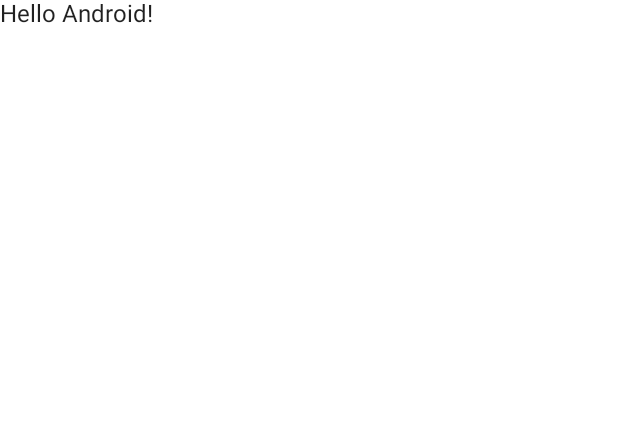
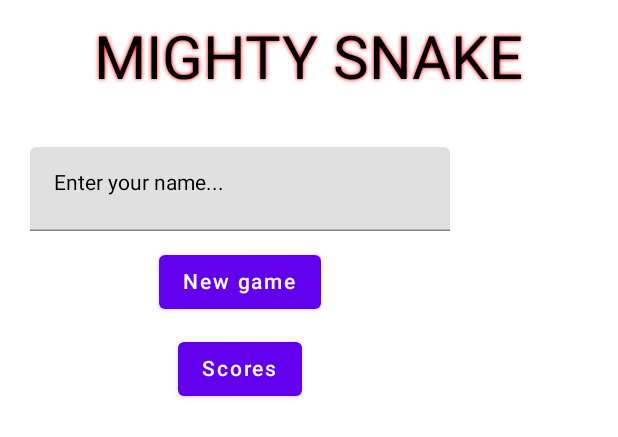
Before and after one commit to TonciDumanic/SnakeGameApp, an Android app built with Jetpack Compose: the @Preview function DefaultPreview, on a phone screen of 412 x 824 dp. Shown: the top 437 px of the screen. Run offline under Robolectric (Android 15) with nearby library versions, the phone set to English and light mode, and no system bars.

Commit message:
Added basic Main page layout

```diff
--- a/app/src/main/java/hr/dumanic/tonci/snakegameapp/MainActivity.kt
+++ b/app/src/main/java/hr/dumanic/tonci/snakegameapp/MainActivity.kt
@@ -3,13 +3,17 @@ package hr.dumanic.tonci.snakegameapp
 import android.os.Bundle
 import androidx.activity.ComponentActivity
 import androidx.activity.compose.setContent
-import androidx.compose.foundation.layout.fillMaxSize
-import androidx.compose.material.MaterialTheme
-import androidx.compose.material.Surface
-import androidx.compose.material.Text
+import androidx.compose.foundation.layout.*
+import androidx.compose.material.*
 import androidx.compose.runtime.Composable
+import androidx.compose.ui.Alignment.Companion.CenterHorizontally
 import androidx.compose.ui.Modifier
+import androidx.compose.ui.graphics.Color
+import androidx.compose.ui.graphics.Shadow
+import androidx.compose.ui.text.TextStyle
 import androidx.compose.ui.tooling.preview.Preview
+import androidx.compose.ui.unit.dp
+import androidx.compose.ui.unit.sp
 import hr.dumanic.tonci.snakegameapp.ui.theme.SnakeGameAppTheme
 
 class MainActivity : ComponentActivity() {
@@ -17,27 +21,59 @@ class MainActivity : ComponentActivity() {
         super.onCreate(savedInstanceState)
         setContent {
             SnakeGameAppTheme {
-                // A surface container using the 'background' color from the theme
-                Surface(
-                    modifier = Modifier.fillMaxSize(),
-                    color = MaterialTheme.colors.background
-                ) {
-                    Greeting("Android")
-                }
             }
         }
     }
 }
 
 @Composable
-fun Greeting(name: String) {
-    Text(text = "Hello $name!")
+fun MainScreen() {
+
+    // A surface container using the 'background' color from the theme
+    Surface(
+        modifier = Modifier.fillMaxSize(),
+        color = MaterialTheme.colors.background
+    ) {
+        Column( modifier = Modifier.padding(top = 10.dp,
+                                            bottom = 10.dp,
+                                            end = 10.dp,
+                                            start = 10.dp),
+            verticalArrangement = Arrangement.Top) {
+
+
+            Text(
+                text = "MIGHTY SNAKE",
+                modifier = Modifier
+                    .padding(5.dp)
+                    .align(CenterHorizontally),
+                style = TextStyle(
+                    fontSize = 40.sp,
+                    shadow = Shadow(
+                        color = Color.Red,
+                        blurRadius = 3f
+                    )))
+
+
+            Column(Modifier.padding(top=30.dp,end = 10.dp,start = 10.dp),verticalArrangement = Arrangement.SpaceEvenly) {
+
+                TextField(value = "Enter your name...", modifier = Modifier.align(CenterHorizontally), onValueChange = {})
+
+                Button(modifier = Modifier.padding(top = 10.dp).align(CenterHorizontally),onClick = { /*TODO*/ }) {
+                    Text("New game")
+                }
+                Button(modifier = Modifier.padding(top = 10.dp).align(CenterHorizontally),onClick = { /*TODO*/ }) {
+                    Text("Scores")
+
+                }
+            }
+
+        }
+    }
 }
 
 @Preview(showBackground = true)
 @Composable
 fun DefaultPreview() {
-    SnakeGameAppTheme {
-        Greeting("Android")
-    }
+    MainScreen()
+
 }
```
